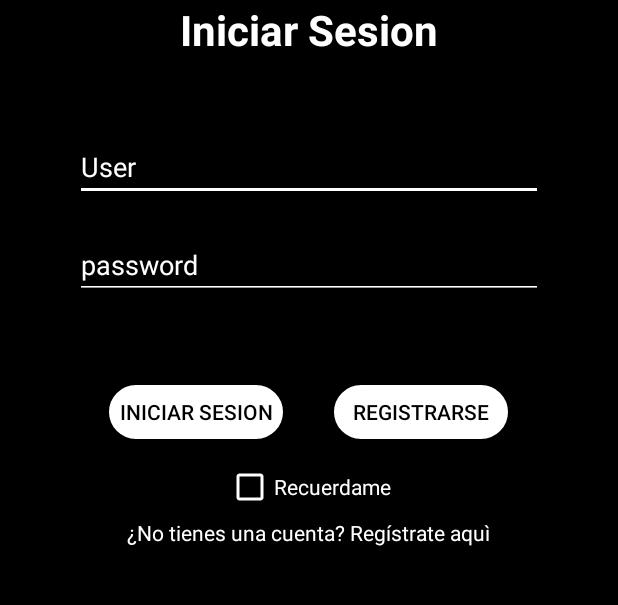
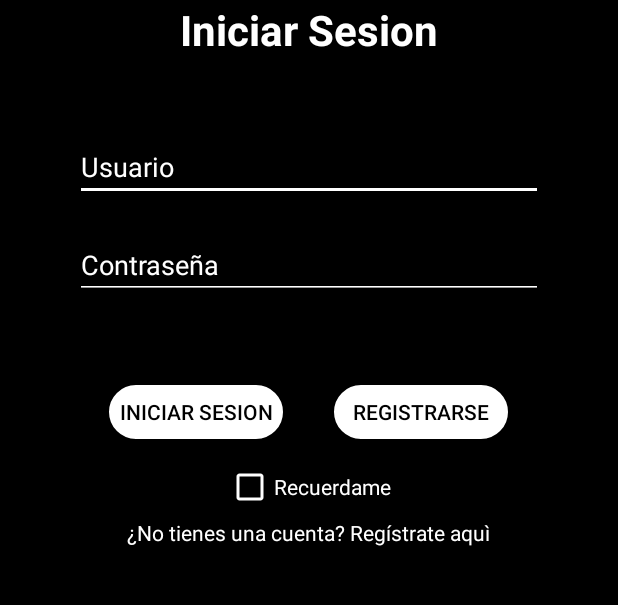
Before and after one commit to Gutierrez29/TrujilloTaste, an Android app: the screen it shows after launch (MainActivity), on a phone screen of 412 x 824 dp, the part 374-979 px from its top. Run offline under Robolectric (Android 15) with nearby library versions, the light colour scheme and no system bars.

Commit message:
primera version(sin completar el inicio de sesion y registro)

```diff
--- a/app/src/main/res/layout/activity_main.xml
+++ b/app/src/main/res/layout/activity_main.xml
@@ -45,7 +45,7 @@
             android:layout_height="wrap_content"
             android:layout_marginTop="50dp"
             android:backgroundTint="@android:color/white"
-            android:hint="User"
+            android:hint="Usuario"
             android:maxLines="1"
             android:scrollHorizontally="true"
             android:singleLine="true"
@@ -59,7 +59,7 @@
             android:layout_height="wrap_content"
             android:layout_marginTop="20dp"
             android:backgroundTint="@android:color/white"
-            android:hint="password"
+            android:hint="Contraseña"
             android:inputType="textPassword"
             android:maxLines="1"
             android:textColor="@android:color/white"
```
